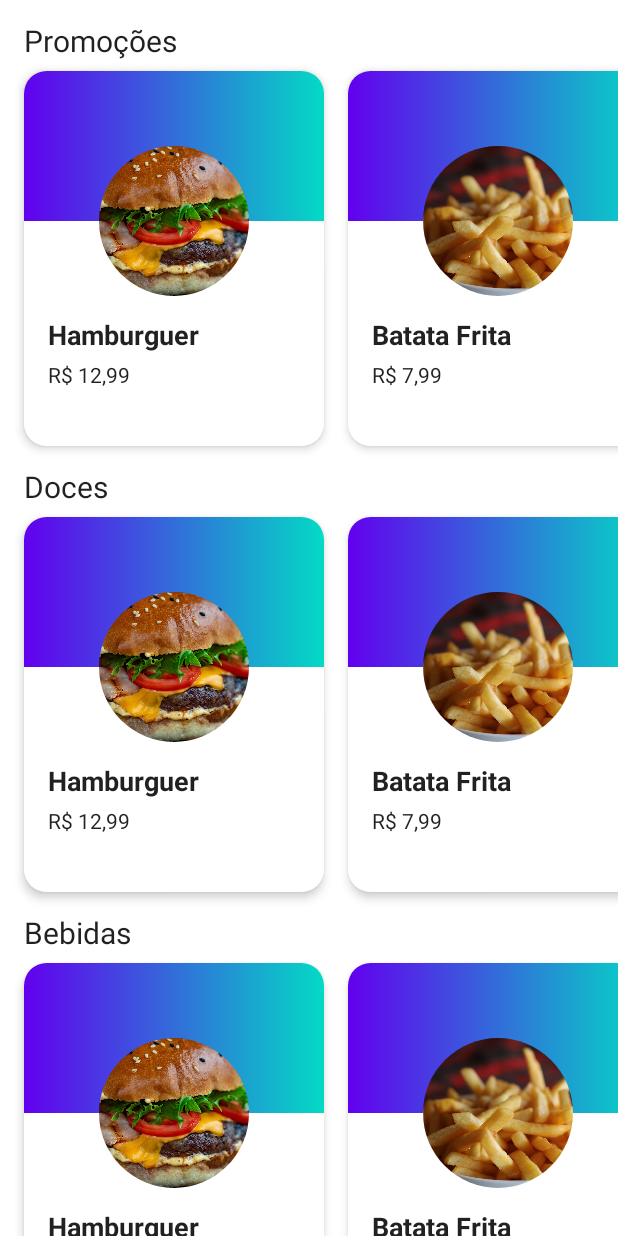
After one commit to rodrigosscode/Aluravery, an Android app built with Jetpack Compose: the composable HomeScreen shown on its own in the app's theme, on a phone screen of 412 x 824 dp. The commit adds this screen. Run offline under Robolectric (Android 15) with nearby library versions, the phone set to English and light mode, and no system bars.

Commit message:
[Alura]#6 - Extract Composables to reuse, separating of composable components and screens.

```diff
--- /dev/null
+++ b/app/src/main/java/br/com/sscode/aluvery/ui/components/ProductItem.kt
@@ -0,0 +1,95 @@
+package br.com.sscode.aluvery.ui.components
+
+import androidx.compose.foundation.Image
+import androidx.compose.foundation.background
+import androidx.compose.foundation.layout.*
+import androidx.compose.foundation.shape.CircleShape
+import androidx.compose.foundation.shape.RoundedCornerShape
+import androidx.compose.material.Surface
+import androidx.compose.material.Text
+import androidx.compose.runtime.Composable
+import androidx.compose.ui.Alignment
+import androidx.compose.ui.Modifier
+import androidx.compose.ui.draw.clip
+import androidx.compose.ui.graphics.Brush
+import androidx.compose.ui.layout.ContentScale
+import androidx.compose.ui.res.painterResource
+import androidx.compose.ui.text.font.FontWeight
+import androidx.compose.ui.text.style.TextOverflow
+import androidx.compose.ui.tooling.preview.Preview
+import androidx.compose.ui.tooling.preview.datasource.LoremIpsum
+import androidx.compose.ui.unit.dp
+import androidx.compose.ui.unit.sp
+import br.com.sscode.aluvery.R
+import br.com.sscode.aluvery.extensions.toBrazilianCurrency
+import br.com.sscode.aluvery.model.Product
+import br.com.sscode.aluvery.ui.theme.Purple500
+import br.com.sscode.aluvery.ui.theme.Teal200
+import java.math.BigDecimal
+
+@Composable
+fun ProductItem(product: Product) = with(product) {
+    Surface(
+        shape = RoundedCornerShape(15.dp),
+        elevation = 4.dp,
+    ) {
+        Column(
+            Modifier
+                .heightIn(250.dp, 300.dp)
+                .width(200.dp)
+        ) {
+            val imageSize = 100.dp
+            Box(
+                modifier = Modifier
+                    .height(imageSize)
+                    .background(
+                        brush = Brush.horizontalGradient(
+                            colors = listOf(
+                                Purple500, Teal200
+                            )
+                        )
+                    )
+                    .fillMaxWidth()
+            ) {
+                Image(
+                    painter = painterResource(id = imageRes),
+                    contentDescription = "Imagem do produto",
+                    modifier = Modifier
+                        .size(imageSize)
+                        .offset(y = imageSize / 2)
+                        .clip(shape = CircleShape)
+                        .align(Alignment.Center),
+                    contentScale = ContentScale.Crop
+                )
+            }
+            Spacer(modifier = Modifier.height(imageSize / 2))
+            Column(Modifier.padding(16.dp)) {
+                Text(
+                    text = name,
+                    fontSize = 18.sp,
+                    fontWeight = FontWeight(700),
+                    maxLines = 2,
+                    overflow = TextOverflow.Ellipsis
+                )
+                Text(
+                    text = price.toBrazilianCurrency(),
+                    modifier = Modifier.padding(top = 8.dp),
+                    fontSize = 14.sp,
+                    fontWeight = FontWeight(400)
+                )
+            }
+        }
+    }
+}
+
+@Preview(showBackground = true)
+@Composable
+private fun ProductItemPreview() {
+    ProductItem(
+        Product(
+            name = LoremIpsum(50).values.first(),
+            price = BigDecimal("14.99"),
+            imageRes = R.drawable.placeholder
+        )
+    )
+}
--- /dev/null
+++ b/app/src/main/java/br/com/sscode/aluvery/ui/components/ProductSection.kt
@@ -0,0 +1,71 @@
+package br.com.sscode.aluvery.ui.components
+
+import androidx.compose.foundation.horizontalScroll
+import androidx.compose.foundation.layout.*
+import androidx.compose.foundation.rememberScrollState
+import androidx.compose.material.Text
+import androidx.compose.runtime.Composable
+import androidx.compose.ui.Modifier
+import androidx.compose.ui.text.font.FontWeight
+import androidx.compose.ui.tooling.preview.Preview
+import androidx.compose.ui.unit.dp
+import androidx.compose.ui.unit.sp
+import br.com.sscode.aluvery.R
+import br.com.sscode.aluvery.model.Product
+import java.math.BigDecimal
+
+@Composable
+fun ProductSection(
+    title: String,
+    products: List<Product>
+) = Column {
+    Text(
+        text = title,
+        fontSize = 20.sp,
+        modifier = Modifier
+            .padding(
+                start = 16.dp,
+                end = 16.dp
+            ),
+        fontWeight = FontWeight(400)
+    )
+    Row(
+        modifier = Modifier
+            .padding(
+                top = 8.dp
+            )
+            .fillMaxWidth()
+            .horizontalScroll(rememberScrollState()),
+        horizontalArrangement = Arrangement.spacedBy(16.dp)
+    ) {
+        Spacer(Modifier)
+        for (product in products) {
+            ProductItem(product = product)
+        }
+        Spacer(Modifier)
+    }
+}
+
+@Preview(showBackground = true, widthDp = 500)
+@Composable
+private fun ProductSectionPreview() {
+    ProductSection(title = "Promoções", products = sampleProducts)
+}
+
+val sampleProducts = listOf(
+    Product(
+        name = "Hamburguer",
+        price = BigDecimal("12.99"),
+        imageRes = R.drawable.burger
+    ),
+    Product(
+        name = "Batata Frita",
+        price = BigDecimal("7.99"),
+        imageRes = R.drawable.fries
+    ),
+    Product(
+        name = "Pizza",
+        price = BigDecimal("19.99"),
+        imageRes = R.drawable.pizza
+    )
+)
--- /dev/null
+++ b/app/src/main/java/br/com/sscode/aluvery/ui/screens/HomeScreen.kt
@@ -0,0 +1,36 @@
+package br.com.sscode.aluvery.ui.screens
+
+import androidx.compose.foundation.layout.Arrangement
+import androidx.compose.foundation.layout.Column
+import androidx.compose.foundation.layout.Spacer
+import androidx.compose.foundation.layout.fillMaxSize
+import androidx.compose.foundation.rememberScrollState
+import androidx.compose.foundation.verticalScroll
+import androidx.compose.runtime.Composable
+import androidx.compose.ui.Modifier
+import androidx.compose.ui.tooling.preview.Preview
+import androidx.compose.ui.unit.dp
+import br.com.sscode.aluvery.ui.components.ProductSection
+import br.com.sscode.aluvery.ui.components.sampleProducts
+
+@Composable
+fun HomeScreen() {
+    Column(
+        Modifier
+            .fillMaxSize()
+            .verticalScroll(rememberScrollState()),
+        verticalArrangement = Arrangement.spacedBy(16.dp)
+    ) {
+        Spacer(Modifier)
+        ProductSection("Promoções", sampleProducts)
+        ProductSection("Doces", sampleProducts)
+        ProductSection("Bebidas", sampleProducts)
+        Spacer(Modifier)
+    }
+}
+
+@Preview(showSystemUi = true)
+@Composable
+private fun HomeScreenPreview() {
+    HomeScreen()
+}
```
Also changed, not shown: app/src/main/java/br/com/sscode/aluvery/MainActivity.kt (+3 -161 lines), app/src/main/java/br/com/sscode/aluvery/ui/components/challenge/ChallengeAula3Component.kt (renamed from app/src/main/java/br/com/sscode/aluvery/ui/components/ChallengeAula3Component.kt), app/src/main/java/br/com/sscode/aluvery/ui/components/challenge/ChallengeComponent.kt (renamed from app/src/main/java/br/com/sscode/aluvery/ui/components/ChallengeComponent.kt), app/src/main/java/br/com/sscode/aluvery/ui/components/challenge/TestComponents.kt (renamed from app/src/main/java/br/com/sscode/aluvery/ui/components/TestComponents.kt).
